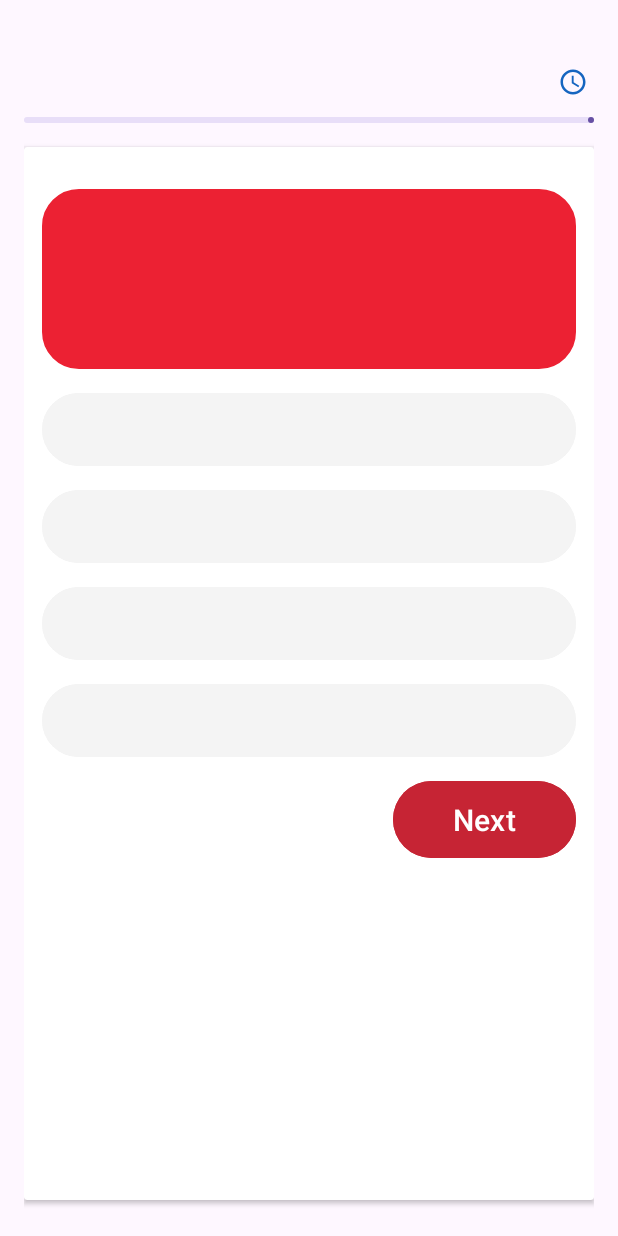
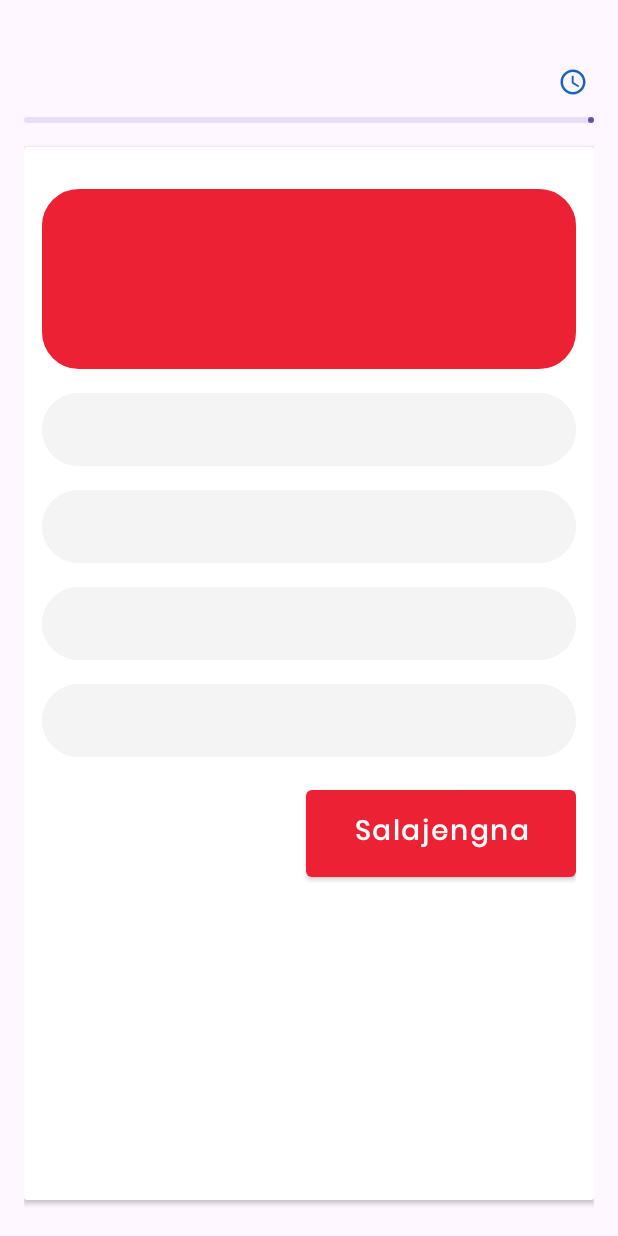
Before and after one commit to herdialfachri/sundarua, an Android app: the StartQuizActivity screen opened directly, with no data from a screen before it, on a phone screen of 412 x 824 dp. Run offline under Robolectric (Android 15) with nearby library versions, the phone set to English and light mode, and no system bars; 1 statement that could not run was skipped.

Commit message:
adjusting "UI and string" for display

```diff
--- a/app/src/main/java/com/example/sundarua/activity/StartQuizActivity.kt
+++ b/app/src/main/java/com/example/sundarua/activity/StartQuizActivity.kt
@@ -116,7 +116,7 @@ class StartQuizActivity : AppCompatActivity(), View.OnClickListener {
 
             if (percentage >= 60) {
                 scoreTitle.text = "Ngiring sumringah! hade pisan"
-                scoreTitle.setTextColor(Color.BLUE)
+                scoreTitle.setTextColor(Color.BLACK)
 
                 // ✅ Tambahkan koin dan level HANYA kalau lulus
                 val currentCoin = getCoin()
@@ -126,7 +126,7 @@ class StartQuizActivity : AppCompatActivity(), View.OnClickListener {
                 saveCoinAndLevel(newCoin, newLevel)
             } else {
                 scoreTitle.text = "Hayu diajar deui sing rajin"
-                scoreTitle.setTextColor(Color.RED)
+                scoreTitle.setTextColor(Color.BLACK)
                 // Tidak menambah koin dan level
             }
 
--- a/app/src/main/res/layout/activity_start_quiz.xml
+++ b/app/src/main/res/layout/activity_start_quiz.xml
@@ -121,16 +121,12 @@
                 android:id="@+id/btn3" />
 
             <Button
-                android:layout_width="wrap_content"
-                android:layout_height="wrap_content"
-                android:layout_marginVertical="4dp"
-                android:text="Next"
-                android:backgroundTint="@color/secondary_red"
-                android:paddingVertical="12dp"
-                android:gravity="center_vertical"
+                android:layout_width="180dp"
+                style="@style/PoppinsButtonRegularStyle"
+                android:layout_height="70dp"
+                android:layout_marginTop="8dp"
+                android:text="@string/salajengna"
                 android:layout_gravity="end"
-                android:textSize="20sp"
-                android:paddingHorizontal="40dp"
                 android:id="@+id/next_btn" />
 
         </LinearLayout>
--- a/app/src/main/res/values/themes.xml
+++ b/app/src/main/res/values/themes.xml
@@ -3,6 +3,9 @@
     <style name="Base.Theme.Sundarua" parent="Theme.Material3.DayNight.NoActionBar">
         <!-- Customize your light theme here. -->
         <!-- <item name="colorPrimary">@color/my_light_primary</item> -->
+
+        <!-- Set status bar color to transparent -->
+        <item name="android:statusBarColor">@color/secondary_red</item>
 
         <!-- Set Poppins as default font for all TextViews -->
         <item name="android:textViewStyle">@style/PoppinsTextViewStyle</item>
@@ -42,4 +45,14 @@
         <item name="android:textColor">@color/black</item>
     </style>
 
+    <!-- Style for Buttons with Poppins Regular -->
+    <style name="PoppinsButtonRegularStyle" parent="Widget.MaterialComponents.Button">
+        <item name="android:fontFamily">@font/poppins_regular</item>
+        <item name="backgroundTint">@color/main_red</item>
+        <item name="android:textStyle">bold</item>
+        <item name="android:textAllCaps">false</item>
+        <item name="android:textSize">18sp</item>
+        <item name="android:textColor">@color/white</item>
+    </style>
+
 </resources>
```
Also changed, not shown: app/src/main/res/layout/activity_identity.xml (+10 -9 lines), app/src/main/res/layout/activity_main.xml (+9 -9 lines), app/src/main/res/layout/activity_quiz.xml (+8 -4 lines), app/src/main/res/layout/item_word.xml (+11 -10 lines), app/src/main/res/layout/score_dialog.xml (+11 -6 lines), app/src/main/res/values/strings.xml (+7 -4 lines).
